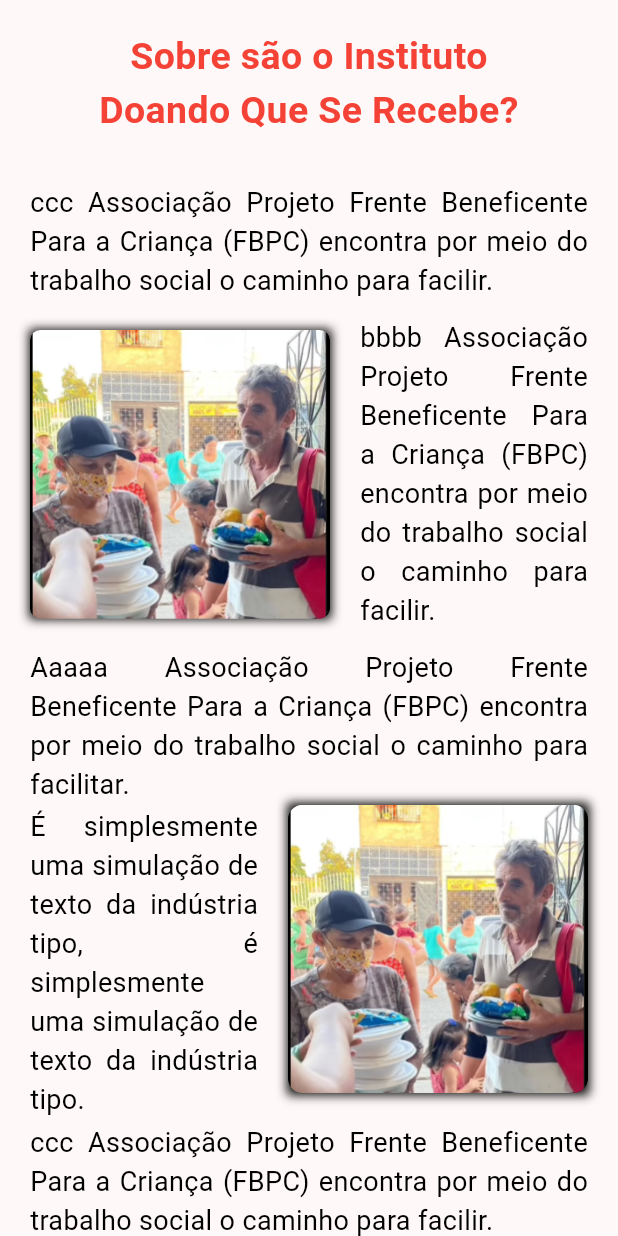
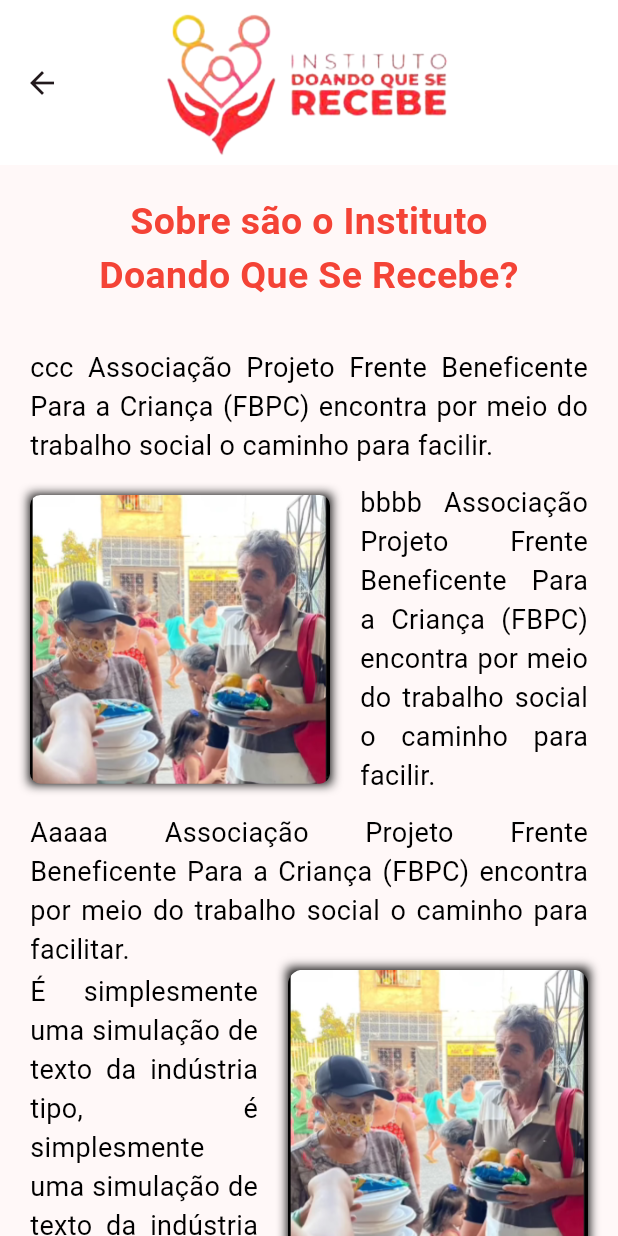
Before and after one commit to JuliaaNasc/Projeto-Social_DoadoQueSeRecebe, a Flutter app: the MainScreen screen opened directly, after a tap on "Saiba Mais...", on a phone screen of 412 x 824 dp. Run offline on Flutter 3.47's test engine with Material 2 defaults, Android fonts, the phone set to English and light mode, and no system bars; our stand-ins replace carousel_slider, font_awesome_flutter, lottie; missing offline and left inert: super_clipboard.

Commit message:
Foi aicionado icones na barra lateral que tem direcionamneto aos caminhos de telas. E o ajustamento dastelas quando sao iniciadas pelo butao de SAIBA MAIS e CONTRIBUIR, na aba inicial

```diff
--- a/lib/main_screen.dart
+++ b/lib/main_screen.dart
@@ -32,6 +32,7 @@ class _MainScreenState extends State<MainScreen> {
             ),
             const SizedBox(height: 20),
             ListTile(
+              leading: Icon(Icons.home),
               onTap: () {
                 setState(() {
                   body = const Start();
@@ -45,6 +46,7 @@ class _MainScreenState extends State<MainScreen> {
               ),
             ),
             ListTile(
+              leading: Icon(Icons.photo_library),
               onTap: () {
                 setState(() {
                   body = const Gallery();
@@ -58,9 +60,12 @@ class _MainScreenState extends State<MainScreen> {
               ),
             ),
             ListTile(
+              leading: Icon(Icons.group),
               onTap: () {
                 setState(() {
-                  body = const Contact();
+                  body = Contact(
+                    hasAppBar: false,
+                  );
                 });
               },
               title: const Text(
@@ -69,9 +74,13 @@ class _MainScreenState extends State<MainScreen> {
               ),
             ),
             ListTile(
+              leading:
+              Icon(Icons.info),
               onTap: () {
                 setState(() {
-                  body = const AboutUs();
+                  body = AboutUs(
+                    hasAppBar: true,
+                  );
                 });
               },
               title: const Text(
@@ -82,9 +91,12 @@ class _MainScreenState extends State<MainScreen> {
               ),
             ),
             ListTile(
+              leading: Icon(Icons.volunteer_activism_outlined),
               onTap: () {
                 setState(() {
-                  body = const Contribute();
+                  body = Contribute(
+                    hasAppBar: true,
+                  );
                 });
               },
               title: const Text(
@@ -93,6 +105,7 @@ class _MainScreenState extends State<MainScreen> {
               ),
             ),
             ListTile(
+              leading: Icon(Icons.code),
               onTap: () {
                 setState(() {
                   body = const Developer();
--- a/lib/pages/about_us.dart
+++ b/lib/pages/about_us.dart
@@ -2,11 +2,30 @@ import 'package:flutter/material.dart';
 import 'package:projeto_social/pages/contribute.dart';
 
 class AboutUs extends StatelessWidget {
-  const AboutUs({super.key});
+  AboutUs({
+    required this.hasAppBar,
+    super.key,
+  });
+
+  bool hasAppBar;
 
   @override
   Widget build(BuildContext context) {
+    AppBar? appbar = null;
+    if (hasAppBar) {
+      appbar = AppBar(
+        toolbarHeight: 110,
+        centerTitle: true,
+        scrolledUnderElevation: 1,
+        backgroundColor: Colors.white,
+        title: Image.asset(
+          'assets/logo.png',
+          width: 200,
+        ),
+      );
+    }
     return Scaffold(
+      appBar: appbar,
       body: SingleChildScrollView(
         child: Column(
           children: [
@@ -253,7 +272,9 @@ class AboutUs extends StatelessWidget {
                 Navigator.of(context).push(
                   MaterialPageRoute(
                     builder: (c) {
-                      return Contribute();
+                      return Contribute(
+                        hasAppBar: true,
+                      );
                     },
                   ),
                 );
@@ -269,8 +290,12 @@ class AboutUs extends StatelessWidget {
               ),
             ),
             const SizedBox(height: 10),
-            Image.asset(
-              'assets/wave_red.png',
+            Row(
+              children: [
+                Expanded(
+                  child: Image.asset('assets/wave_red.png', fit: BoxFit.fitWidth),
+                ),
+              ],
             ),
           ],
         ),
--- a/lib/pages/start.dart
+++ b/lib/pages/start.dart
@@ -47,7 +47,9 @@ class Start extends StatelessWidget {
                           Navigator.of(context).push(
                             MaterialPageRoute(
                               builder: (c) {
-                                return const AboutUs();
+                                return AboutUs(
+                                  hasAppBar: true,
+                                );
                               },
                             ),
                           );
@@ -143,7 +145,9 @@ class Start extends StatelessWidget {
                           Navigator.of(context).push(
                             MaterialPageRoute(
                               builder: (c) {
-                                return const Contact();
+                                return Contact(
+                                  hasAppBar: true,
+                                );
                               },
                             ),
                           );
@@ -191,7 +195,9 @@ class Start extends StatelessWidget {
                           Navigator.of(context).push(
                             MaterialPageRoute(
                               builder: (c) {
-                                return Contribute();
+                                return Contribute(
+                                  hasAppBar: true,
+                                );
                               },
                             ),
                           );
@@ -397,7 +403,9 @@ class Start extends StatelessWidget {
                 Navigator.of(context).push(
                   MaterialPageRoute(
                     builder: (c) {
-                      return Contribute();
+                      return Contribute(
+                        hasAppBar: true,
+                      );
                     },
                   ),
                 );
@@ -413,8 +421,15 @@ class Start extends StatelessWidget {
               ),
             ),
             const SizedBox(height: 10),
-            Image.asset(
-              'assets/wave_red.png',
+            Row(
+              children: [
+                Expanded(
+                  child: Image.asset(
+                    'assets/wave_red.png',
+                    fit: BoxFit.fitWidth,
+                  ),
+                ),
+              ],
             ),
           ],
         ),
```
Also changed, not shown: lib/pages/contact.dart (+29 -4 lines), lib/pages/contribute.dart (+30 -4 lines), lib/pages/developer_screen.dart (+9 -2 lines), lib/pages/developers.dart (+9 -2 lines), 1 other file.
